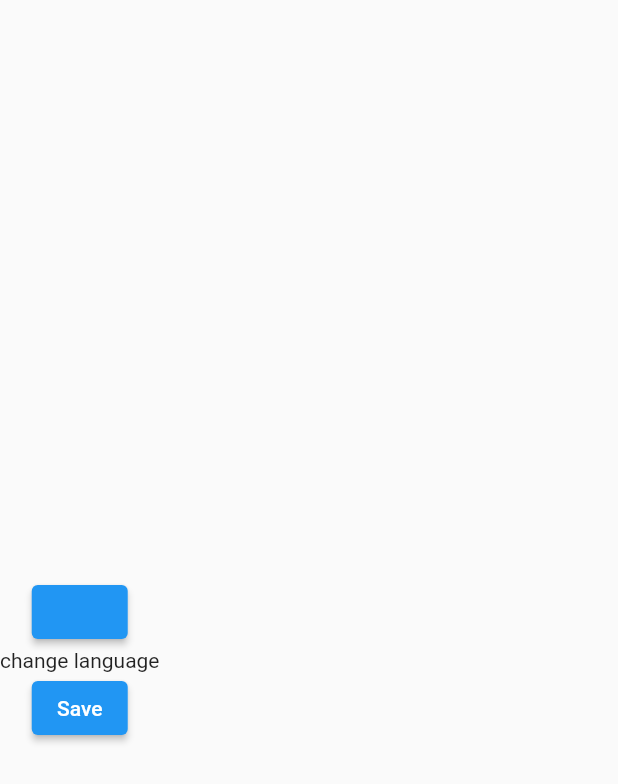
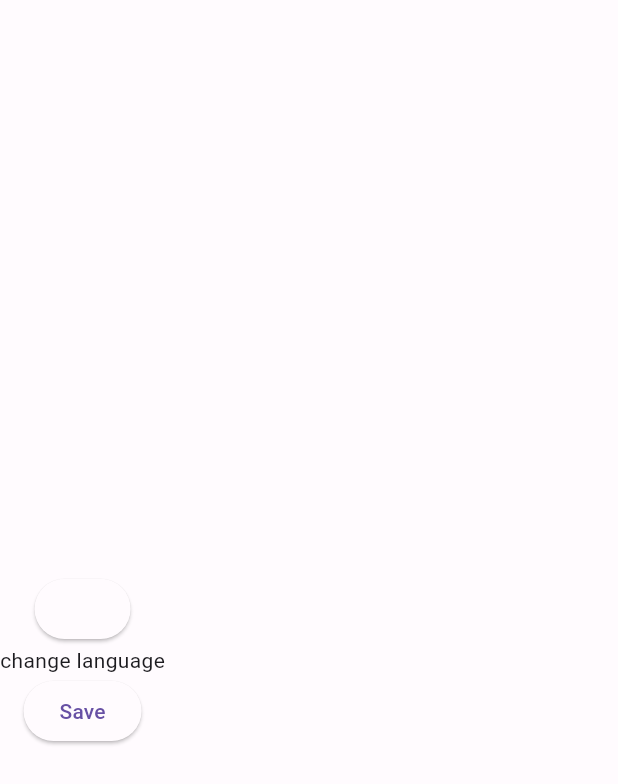
Before and after one commit to osmandemiroz/flutter_base_architecture, a Flutter app: the screen it shows after launch, on a phone screen of 412 x 824 dp. Shown: the top 784 px of the screen. Run offline on Flutter 3.47's test engine with Material 2 defaults, Android fonts, the light colour scheme and no system bars; our stand-ins replace easy_localization, envied, google_fonts, logger; missing offline and left inert: easy_logger, kartal; generated files the repository leaves out were written again.

Commit message:
theme manager and google fonts added

```diff
--- a/lib/main.dart
+++ b/lib/main.dart
@@ -3,6 +3,8 @@
 import 'package:flutter_architecture_template/features/home/view/home_view.dart';
 import 'package:flutter_architecture_template/product/init/application_initializer.dart';
 import 'package:flutter_architecture_template/product/init/product_localization.dart';
+import 'package:flutter_architecture_template/product/init/theme/custom_dark_theme.dart';
+import 'package:flutter_architecture_template/product/init/theme/custom_light_theme.dart';
 
 Future<void> main() async {
   await ApplicationInitialize.setup();
@@ -17,6 +19,8 @@
   @override
   Widget build(BuildContext context) {
     return MaterialApp(
+      theme: CustomLightTheme().themeData,
+      darkTheme: CustomDarkTheme().themeData,
       localizationsDelegates: context.localizationDelegates,
       supportedLocales: context.supportedLocales,
       locale: context.locale,
--- /dev/null
+++ b/lib/product/init/theme/ICustom_theme.dart
@@ -0,0 +1,7 @@
+import 'package:flutter/material.dart';
+
+///Theme data manager dark and
+abstract class ICustomTheme {
+  ThemeData get themeData;
+  FloatingActionButtonThemeData get floatingActionThemeData;
+}
--- /dev/null
+++ b/lib/product/init/theme/custom_color_schemes.dart
@@ -0,0 +1,77 @@
+import 'package:flutter/material.dart';
+
+///Project custom color schemes
+@immutable
+final class CustomColorSchemes {
+  const CustomColorSchemes._();
+
+  ///light color schemes
+  static const lightColorScheme = ColorScheme(
+    brightness: Brightness.light,
+    primary: Color(0xFF6750A4),
+    onPrimary: Color(0xFFFFFFFF),
+    primaryContainer: Color(0xFFEADDFF),
+    onPrimaryContainer: Color(0xFF21005D),
+    secondary: Color(0xFF625B71),
+    onSecondary: Color(0xFFFFFFFF),
+    secondaryContainer: Color(0xFFE8DEF8),
+    onSecondaryContainer: Color(0xFF1D192B),
+    tertiary: Color(0xFF7D5260),
+    onTertiary: Color(0xFFFFFFFF),
+    tertiaryContainer: Color(0xFFFFD8E4),
+    onTertiaryContainer: Color(0xFF31111D),
+    error: Color(0xFFB3261E),
+    onError: Color(0xFFFFFFFF),
+    errorContainer: Color(0xFFF9DEDC),
+    onErrorContainer: Color(0xFF410E0B),
+    outline: Color(0xFF79747E),
+    background: Color(0xFFFFFBFE),
+    onBackground: Color(0xFF1C1B1F),
+    surface: Color(0xFFFFFBFE),
+    onSurface: Color(0xFF1C1B1F),
+    surfaceVariant: Color(0xFFE7E0EC),
+    onSurfaceVariant: Color(0xFF49454F),
+    inverseSurface: Color(0xFF313033),
+    onInverseSurface: Color(0xFFF4EFF4),
+    inversePrimary: Color(0xFFD0BCFF),
+    shadow: Color(0xFF000000),
+    surfaceTint: Color(0xFF6750A4),
+    outlineVariant: Color(0xFFCAC4D0),
+    scrim: Color(0xFF000000),
+  );
+
+  ///dark color schemes
+  static const darkColorScheme = ColorScheme(
+    brightness: Brightness.dark,
+    primary: Color(0xFFD0BCFF),
+    onPrimary: Color(0xFF381E72),
+    primaryContainer: Color(0xFF4F378B),
+    onPrimaryContainer: Color(0xFFEADDFF),
+    secondary: Color(0xFFCCC2DC),
+    onSecondary: Color(0xFF332D41),
+    secondaryContainer: Color(0xFF4A4458),
+    onSecondaryContainer: Color(0xFFE8DEF8),
+    tertiary: Color(0xFFEFB8C8),
+    onTertiary: Color(0xFF492532),
+    tertiaryContainer: Color(0xFF633B48),
+    onTertiaryContainer: Color(0xFFFFD8E4),
+    error: Color(0xFFF2B8B5),
+    onError: Color(0xFF601410),
+    errorContainer: Color(0xFF8C1D18),
+    onErrorContainer: Color(0xFFF9DEDC),
+    outline: Color(0xFF938F99),
+    background: Color(0xFF1C1B1F),
+    onBackground: Color(0xFFE6E1E5),
+    surface: Color(0xFF1C1B1F),
+    onSurface: Color(0xFFE6E1E5),
+    surfaceVariant: Color(0xFF49454F),
+    onSurfaceVariant: Color(0xFFCAC4D0),
+    inverseSurface: Color(0xFFE6E1E5),
+    onInverseSurface: Color(0xFF313033),
+    inversePrimary: Color(0xFF6750A4),
+    shadow: Color(0xFF000000),
+    surfaceTint: Color(0xFFD0BCFF),
+    outlineVariant: Color(0xFF49454F),
+    scrim: Color(0xFF000000),
+  );
+}
--- /dev/null
+++ b/lib/product/init/theme/custom_dark_theme.dart
@@ -0,0 +1,19 @@
+import 'package:flutter/material.dart';
+import 'package:flutter_architecture_template/product/init/theme/ICustom_theme.dart';
+import 'package:flutter_architecture_template/product/init/theme/custom_color_schemes.dart';
+import 'package:google_fonts/google_fonts.dart';
+
+///Custom dark theme
+final class CustomDarkTheme implements ICustomTheme {
+  @override
+  ThemeData get themeData => ThemeData(
+        useMaterial3: true,
+        colorScheme: CustomColorSchemes.darkColorScheme,
+        floatingActionButtonTheme: floatingActionThemeData,
+        fontFamily: GoogleFonts.roboto().fontFamily,
+      );
+
+  @override
+  final FloatingActionButtonThemeData floatingActionThemeData =
+      const FloatingActionButtonThemeData();
+}
--- /dev/null
+++ b/lib/product/init/theme/custom_light_theme.dart
@@ -0,0 +1,17 @@
+import 'package:flutter/material.dart';
+import 'package:flutter_architecture_template/product/init/theme/ICustom_theme.dart';
+import 'package:flutter_architecture_template/product/init/theme/custom_color_schemes.dart';
+
+///Custom light theme
+final class CustomLightTheme implements ICustomTheme {
+  @override
+  ThemeData get themeData => ThemeData(
+        useMaterial3: true,
+        colorScheme: CustomColorSchemes.lightColorScheme,
+        floatingActionButtonTheme: floatingActionThemeData,
+      );
+
+  @override
+  FloatingActionButtonThemeData get floatingActionThemeData =>
+      const FloatingActionButtonThemeData();
+}
--- a/pubspec.yaml
+++ b/pubspec.yaml
@@ -28,7 +28,7 @@
   kartal: ^3.5.0
   easy_logger: ^0.0.2
   logger: ^2.0.2+1
-
+  google_fonts: ^6.1.0
   #NETWORK
   vexana: ^3.5.4
 
```
Also changed, not shown: documentation/theme_style.png (added), lib/product/generated/assets.gen.dart (added), lib/product/init/config/dev_env.g.dart, lib/product/init/config/prod_env.g.dart, pubspec.lock.
